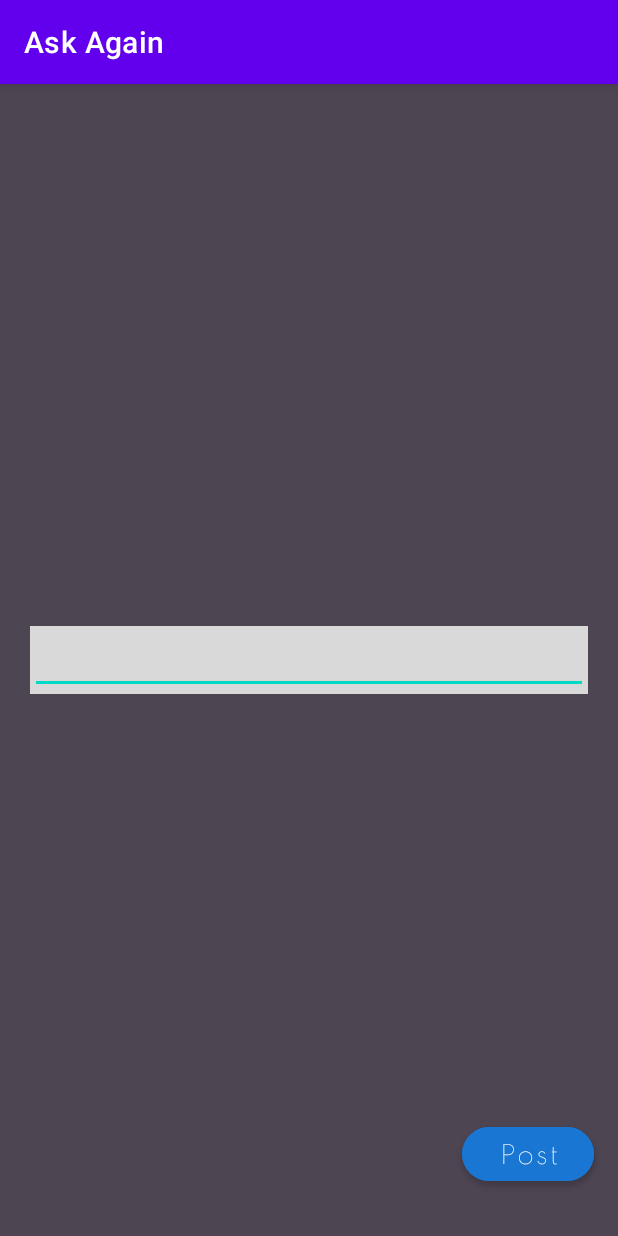
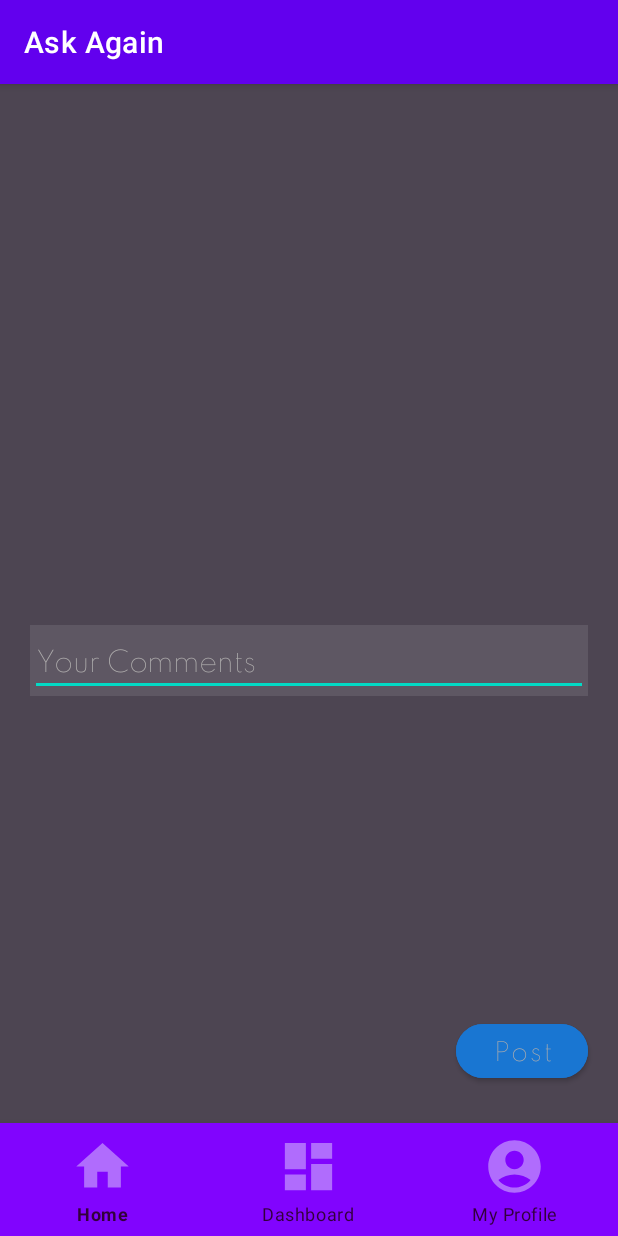
Before and after one commit to 123archie/discussionforum, an Android app: the AddCommentActivity screen opened directly, with no data from a screen before it, after a tap on "Post", on a phone screen of 412 x 824 dp. Run offline under Robolectric (Android 15) with nearby library versions, the light colour scheme and no system bars; our stand-ins replace Firebase (no records; nobody signed in at launch, a user with empty details on screens opened directly).

Commit message:
addcommentactivity99%

```diff
--- a/app/src/main/java/com/hemant/askagain/AddCommentActivity.java
+++ b/app/src/main/java/com/hemant/askagain/AddCommentActivity.java
@@ -37,6 +37,7 @@ public class AddCommentActivity extends AppCompatActivity {
         relativeLayout=findViewById(R.id.relativeLayout);
         editText=findViewById(R.id.text);
         button=findViewById(R.id.btn);
+
         mDatabase= FirebaseDatabase.getInstance().getReference();
         button.setOnClickListener(new View.OnClickListener() {
             @Override
@@ -48,7 +49,8 @@ public class AddCommentActivity extends AppCompatActivity {
     }
 
     private void addcomment() {
-        mDatabase.child("Question1").chil;
+        String post=editText.getText().toString();
+        mDatabase.child("Comments").push().setValue(post);
         ChildEventListener childEventListener=new ChildEventListener() {
             @Override
             public void onChildAdded(@NonNull DataSnapshot snapshot, @Nullable String previousChildName) {
--- a/app/src/main/java/com/hemant/askagain/MyProfile.java
+++ b/app/src/main/java/com/hemant/askagain/MyProfile.java
@@ -37,7 +37,9 @@ public class MyProfile extends AppCompatActivity {
         signOut.setOnClickListener(new View.OnClickListener() {
             @Override
             public void onClick(View view) {
+
                 signOut();
+
             }
         });
 
--- a/app/src/main/res/layout/activity_add_comment.xml
+++ b/app/src/main/res/layout/activity_add_comment.xml
@@ -25,6 +25,12 @@
             android:id="@+id/text"
             android:layout_width="match_parent"
             android:layout_height="wrap_content"
+            android:fontFamily="@font/spartan"
+            android:hint="@string/your_comments"
+            android:textColor="@color/white"
+            android:textColorHint="@color/light_white"
+            android:textStyle="bold"
+
             tools:visibility="visible">
 
         </com.google.android.material.textfield.TextInputEditText>
@@ -36,7 +42,7 @@
 
         android:layout_width="wrap_content"
         android:layout_height="wrap_content"
-        android:layout_marginEnd="16dp"
+        android:layout_marginEnd="20dp"
         android:backgroundTint="@color/blue"
         android:fontFamily="@font/spartan"
         android:text="@string/add_post"
@@ -45,13 +51,32 @@
 
         android:textStyle="bold"
         app:cornerRadius="50dp"
-        app:layout_constraintBottom_toBottomOf="parent"
+        app:layout_constraintBottom_toTopOf="@id/bottomnavbar"
         app:layout_constraintEnd_toEndOf="parent"
         app:layout_constraintHorizontal_bias="0.0"
         app:layout_constraintLeft_toLeftOf="parent"
         app:layout_constraintRight_toRightOf="parent"
         app:layout_constraintTop_toTopOf="parent"
-        app:layout_constraintVertical_bias="0.957" />
+        app:layout_constraintVertical_bias="0.963" />
+
+    <com.google.android.material.bottomnavigation.BottomNavigationView
+        android:id="@+id/bottomnavbar"
+        android:layout_width="match_parent"
+        android:layout_height="75dp"
+        android:background="#8104FE"
+        app:itemIconSize="42dp"
+        app:itemIconTint="@color/purple_200"
+        app:itemTextColor="#32013A"
+        app:layout_constraintBottom_toBottomOf="parent"
+        app:layout_constraintEnd_toEndOf="parent"
+        app:layout_constraintHorizontal_bias="0.0"
+        app:layout_constraintStart_toStartOf="parent"
+        app:layout_constraintTop_toTopOf="parent"
+        app:layout_constraintVertical_bias="1.0"
+        app:menu="@menu/bottom_nav_menu">
+
+
+    </com.google.android.material.bottomnavigation.BottomNavigationView>
 
 
 </androidx.constraintlayout.widget.ConstraintLayout>
--- a/app/src/main/res/layout/activity_dashboard.xml
+++ b/app/src/main/res/layout/activity_dashboard.xml
@@ -31,6 +31,7 @@
         app:layout_constraintStart_toStartOf="parent"/>
 
     <com.google.android.material.bottomnavigation.BottomNavigationView
+        android:id="@+id/bottomnavbar"
         android:layout_width="match_parent"
         android:layout_height="75dp"
         android:background="#8104FE"
--- a/app/src/main/res/values/colors.xml
+++ b/app/src/main/res/values/colors.xml
@@ -6,8 +6,9 @@
     <color name="teal_200">#FF03DAC5</color>
     <color name="teal_700">#FF018786</color>
     <color name="black">#FF000000</color>
-    <color name="white">#FFFFFFFF</color>
+    <color name="white">#AFADAD</color>
     <color name="brown">#4D4552</color>
-    <color name="light_brown">#D9D9D9</color>
+    <color name="light_brown">#20D9D9D9</color>
     <color name="blue">#1976D2</color>
+    <color name="light_white">#FFAFADAD</color>
 </resources>
--- a/app/src/main/res/values/strings.xml
+++ b/app/src/main/res/values/strings.xml
@@ -1,4 +1,5 @@
 <resources>
     <string name="app_name">Ask Again</string>
    <string name="add_post">Post</string>
+    <string name="your_comments">Your Comments</string>
 </resources>
```
